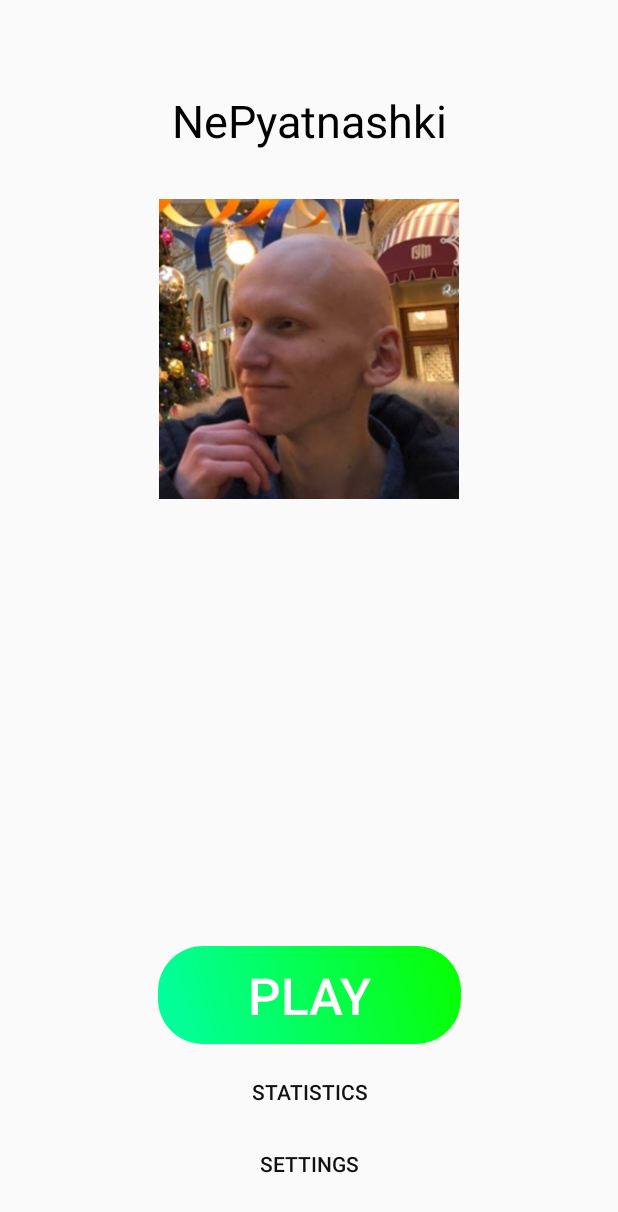
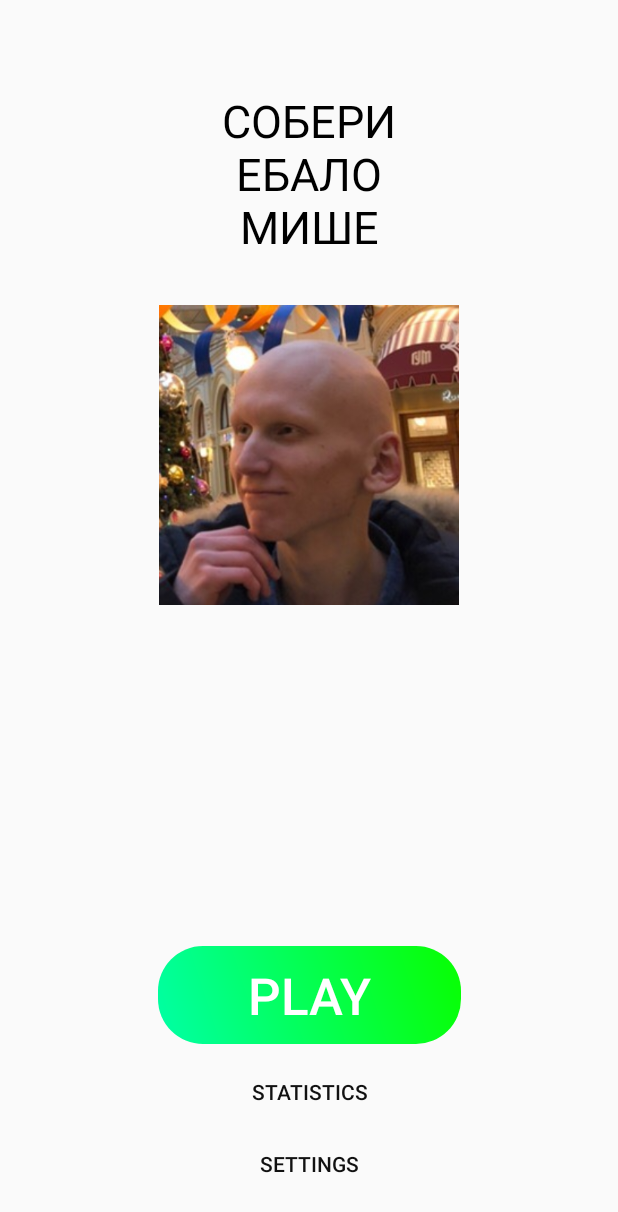
Before and after one commit to yudin2109/NePyatnashki, an Android app: the screen it shows after launch (MenuActivity), on a phone screen of 412 x 824 dp. Shown: the top 1212 px of the screen. Run offline under Robolectric (Android 15) with nearby library versions, the phone set to English and light mode, and no system bars; our stand-ins replace Dagger/Hilt's generated code, Room's generated code.

Commit message:
Собери ебало Мише

```diff
--- a/app/src/main/res/layout/activity_menu.xml
+++ b/app/src/main/res/layout/activity_menu.xml
@@ -10,7 +10,7 @@
         android:id="@+id/textView"
         android:layout_width="wrap_content"
         android:layout_height="wrap_content"
-        android:text="@string/app_name"
+        android:text="@string/our_main_string"
         android:textSize="30sp"
         android:textColor="#FF000000"
         android:layout_marginTop="60dp"
--- a/app/src/main/res/values/strings.xml
+++ b/app/src/main/res/values/strings.xml
@@ -1,7 +1,7 @@
 <resources>
     <string name="app_name">NePyatnashki</string>
     <string name="statistics_string">Statistics</string>
-    <string name="our_main_string">СОБЕРИ ЕБАЛО МИШЕ</string>
+    <string name="our_main_string">СОБЕРИ\nЕБАЛО\nМИШЕ</string>
     <string name="settings_string">Settings</string>
     <string name="control_mode_string">Control mode</string>
     <string name="control_mode_clicks_string">Control by clicks</string>
```
